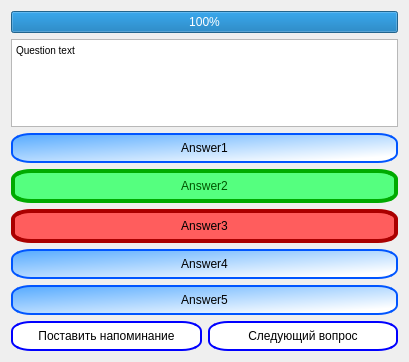
Old version of the form tests.ui in the repository Yarosurafu/ExamHelper.
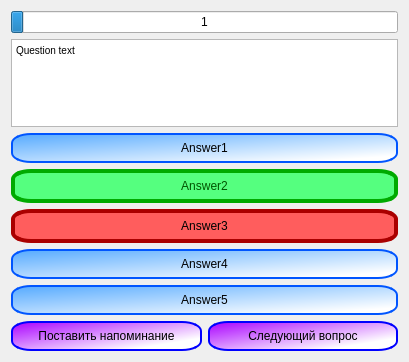
New version of the form. Icons and pictures are not drawn.

Diff of the .ui file:
```diff
--- a/tests.ui
+++ b/tests.ui
@@ -32,7 +32,19 @@
       <number>30</number>
      </property>
      <property name="value">
-      <number>30</number>
+      <number>1</number>
+     </property>
+     <property name="orientation">
+      <enum>Qt::Horizontal</enum>
+     </property>
+     <property name="invertedAppearance">
+      <bool>false</bool>
+     </property>
+     <property name="textDirection">
+      <enum>QProgressBar::TopToBottom</enum>
+     </property>
+     <property name="format">
+      <string>%v</string>
      </property>
     </widget>
    </item>
@@ -167,7 +179,7 @@
      <property name="styleSheet">
       <string notr="true">QPushButton{	
 	color: black;
-	background-color: white;
+	background-color: qlineargradient(spread:pad, x1:0, y1:0, x2:0.841346, y2:0.756, stop:0 rgba(170, 0, 255, 255), stop:1 rgba(255, 255, 255, 255));
 	border: 2px solid rgb(0, 0, 255);
 	padding: 6px;
 	border-radius: 20px 10px;
@@ -189,7 +201,7 @@
      <property name="styleSheet">
       <string notr="true">QPushButton{	
 	color: black;
-	background-color: white;
+	background-color: qlineargradient(spread:pad, x1:0, y1:0, x2:0.841346, y2:0.756, stop:0 rgba(170, 0, 255, 255), stop:1 rgba(255, 255, 255, 255));
 	border: 2px solid rgb(0, 0, 255);
 	padding: 6px;
 	border-radius: 20px 10px;
```
Left out of the diff: 12 changed lines with no effect on the pictures.
